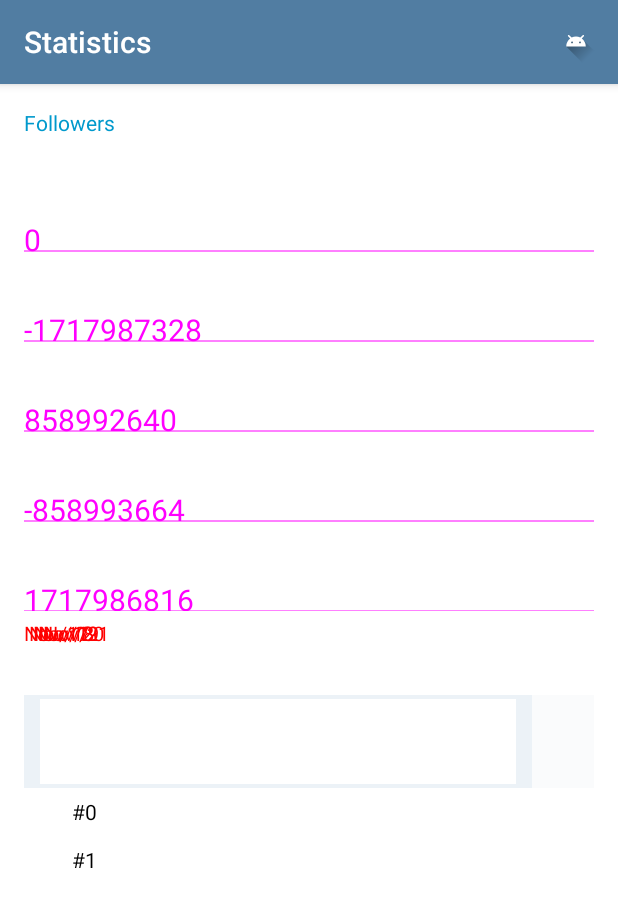
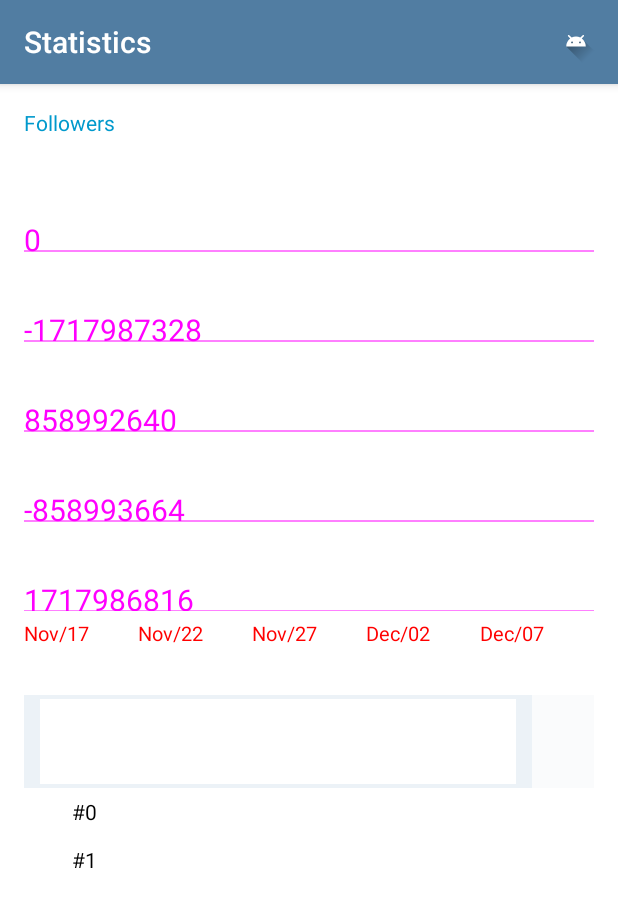
Before and after one commit to angry010101/telegramChart, an Android app: the screen it shows after launch (MainActivity), on a phone screen of 412 x 824 dp. Shown: the top 907 px of the screen. Run offline under Robolectric (Android 15) with nearby library versions, the phone set to English and light mode, and no system bars.

Commit message:
dates fix

```diff
--- a/app/src/main/java/com/yakymovych/simon/telegramchart/custom/XLabelsView.java
+++ b/app/src/main/java/com/yakymovych/simon/telegramchart/custom/XLabelsView.java
@@ -6,6 +6,7 @@ import android.graphics.Color;
 import android.graphics.Paint;
 import android.support.annotation.Nullable;
 import android.util.AttributeSet;
+import android.util.Log;
 import android.view.View;
 import android.view.ViewTreeObserver;
 
@@ -21,6 +22,7 @@ public class XLabelsView  extends View {
     private int datesCount = 5;
     private int visibleDatesCount = 5;
     private double pxPerDate = 5;
+    private int datesStep = 5;
     int width,height;
     LineChart.LineChartListener lineChartListener;
     int start,end;
@@ -68,20 +70,24 @@ public class XLabelsView  extends View {
 
 
     public void setStart(int start) {
+
         this.start = start;
+        this.setDatesStep();
     }
-
     public void setEnd(int end) {
         this.end = end;
+        this.setDatesStep();
     }
-
+    private void setDatesStep(){
+        this.datesStep = (this.end - this.start)/visibleDatesCount;
+    }
     Paint paint = new Paint(Paint.ANTI_ALIAS_FLAG);
 
 
     private void initSizes(){
         width = this.getWidth();
         height = this.getHeight();
-        pxPerDate = (double)width/datesCount;
+        pxPerDate = (double)width/visibleDatesCount;
         if (lineChartListener != null){
             lineChartListener.onDidInit();
         }
@@ -104,14 +110,14 @@ public class XLabelsView  extends View {
 
     @Override
     protected void onDraw(Canvas canvas) {
-        //super.onDraw(canvas);
         if (this.dates != null && !this.dates.isEmpty())
             drawDates(canvas,paint);
     }
 
     private void drawDates(Canvas canvas,Paint paint) {
+        Log.d("XLABELSIEW"," " + pxPerDate + " " + this.width + " datesstep " + datesStep);
         for (int i =0;i<visibleDatesCount;i++){
-            canvas.drawText(this.datesStr.get(start+i),(int)(i*pxPerDate),height/2,paint);
+            canvas.drawText(this.datesStr.get(start+(i*datesStep)),(int)(i*pxPerDate),height/2,paint);
         }
     }
 
@@ -119,6 +125,7 @@ public class XLabelsView  extends View {
     public void moveTo(int p1, int p2) {
         start = p1;
         end = p2;
+        this.setDatesStep();
         this.invalidate();
     }
 }
--- a/app/src/main/res/values/styles.xml
+++ b/app/src/main/res/values/styles.xml
@@ -18,5 +18,7 @@
     </style>
 
 
+
     <color name="colorThemeDark">#212d3b</color>
+    <color name="colorThemePrimaryDark">#1d2733</color>
 </resources>
```
